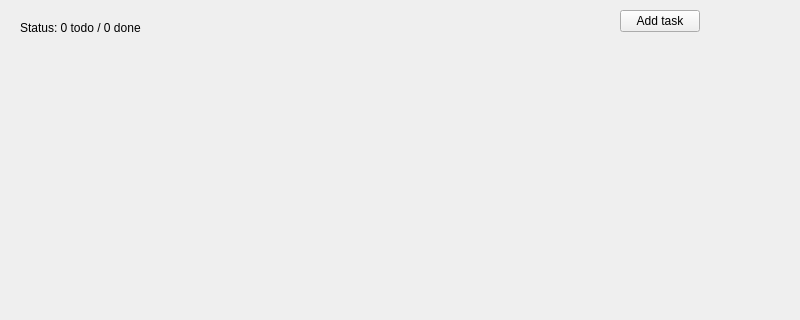
Old version of the form mainwindow.ui in the repository vwengert/todo; both pictures show x 0 to 800 and y 0 to 320 of the 800 by 600 pixel window.
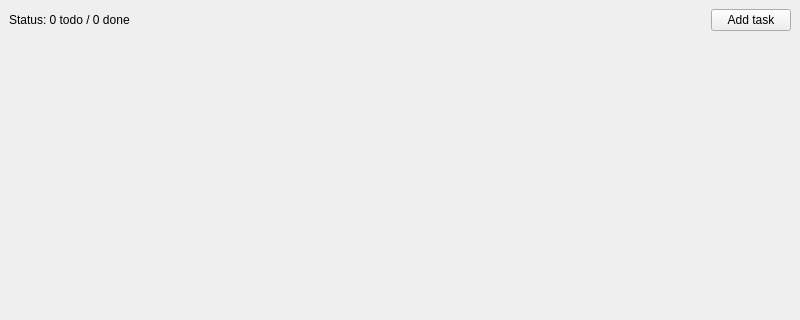
New version of the form.

Commit message: reworked mainwindow design

Patch:
```diff
--- a/mainwindow.ui
+++ b/mainwindow.ui
@@ -14,42 +14,55 @@
    <string>MainWindow</string>
   </property>
   <widget class="QWidget" name="centralwidget">
+   <layout class="QVBoxLayout" name="verticalLayout">
+    <item>
+     <layout class="QHBoxLayout" name="toolbarLayout">
+      <item>
    <widget class="QLabel" name="statusLabel">
-    <property name="geometry">
-     <rect>
-      <x>20</x>
-      <y>20</y>
-      <width>161</width>
-      <height>16</height>
-     </rect>
-    </property>
     <property name="text">
      <string>Status: 0 todo / 0 done</string>
     </property>
    </widget>
+      </item>
+      <item>
+       <spacer name="horizontalSpacer">
+        <property name="orientation">
+         <enum>Qt::Horizontal</enum>
+        </property>
+        <property name="sizeHint" stdset="0">
+         <size>
+          <width>40</width>
+          <height>20</height>
+         </size>
+        </property>
+       </spacer>
+      </item>
+      <item>
    <widget class="QPushButton" name="addTaskButton">
-    <property name="geometry">
-     <rect>
-      <x>620</x>
-      <y>10</y>
-      <width>80</width>
-      <height>22</height>
-     </rect>
-    </property>
     <property name="text">
      <string>Add task</string>
     </property>
    </widget>
-  </widget>
-  <widget class="QMenuBar" name="menubar">
-   <property name="geometry">
-    <rect>
-     <x>0</x>
-     <y>0</y>
-     <width>800</width>
-     <height>19</height>
-    </rect>
-   </property>
+      </item>
+     </layout>
+    </item>
+    <item>
+     <layout class="QVBoxLayout" name="tasksLayout"/>
+    </item>
+    <item>
+     <spacer name="verticalSpacer">
+      <property name="orientation">
+       <enum>Qt::Vertical</enum>
+      </property>
+      <property name="sizeHint" stdset="0">
+       <size>
+        <width>20</width>
+        <height>40</height>
+       </size>
+      </property>
+     </spacer>
+    </item>
+   </layout>
   </widget>
   <widget class="QStatusBar" name="statusbar"/>
  </widget>
```
Left out of the diff: 2 changed lines with no effect on the pictures. Lines whose indentation alone changed are shown as unchanged.
